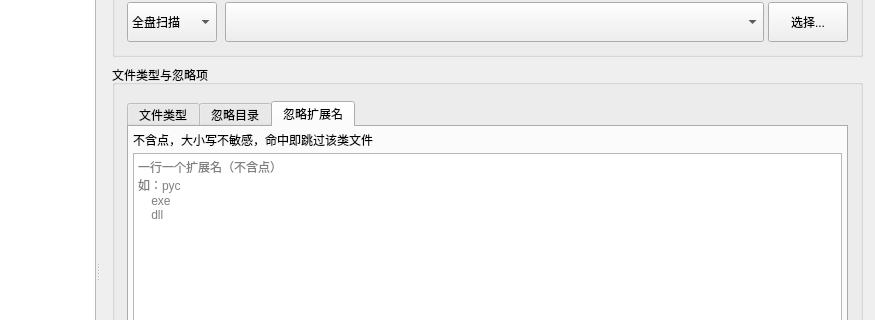
Before: the Qt Designer form src/fuscan/gui/main_window.ui in gookeryoung/uniscan, drawn with Qt 5; both pictures show x 184 to 1059 and y 103 to 423 of the 1059 by 690 pixel window.
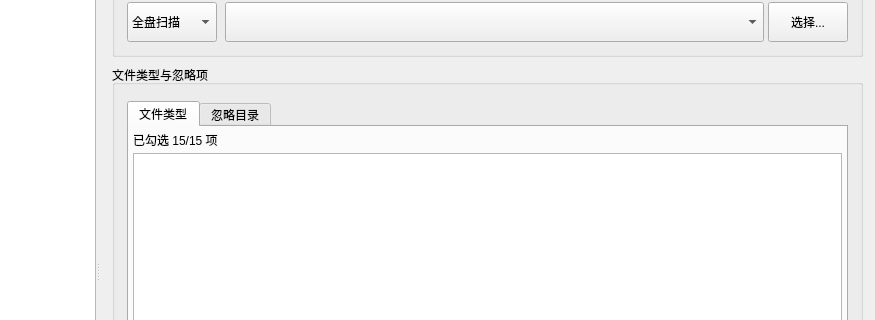
After: the same form once the commit is applied. The open tabs and pages were chosen to show the change. Icons and pictures are not drawn. Custom widgets are drawn as their Qt base class.

Commit message:
refactor: 移除 ignore_extensions 黑名单，统一为 scan_extensions 白名单制
压缩包扩展名与其他扩展名统一进入白名单，移除 archive 特例与忽略扩展名 UI TAB，压缩包内部条目同样按白名单过滤 (refs req-24)

The edit to the form file:
```diff
--- a/src/fuscan/gui/main_window.ui
+++ b/src/fuscan/gui/main_window.ui
@@ -511,51 +511,6 @@
                     </item>
                    </layout>
                   </widget>
-                  <widget class="QWidget" name="ignore_extensions_tab">
-                   <attribute name="title">
-                    <string>忽略扩展名</string>
-                   </attribute>
-                   <layout class="QVBoxLayout" name="ignore_extensions_tab_layout">
-                    <property name="spacing">
-                     <number>4</number>
-                    </property>
-                    <property name="leftMargin">
-                     <number>4</number>
-                    </property>
-                    <property name="topMargin">
-                     <number>4</number>
-                    </property>
-                    <property name="rightMargin">
-                     <number>4</number>
-                    </property>
-                    <property name="bottomMargin">
-                     <number>4</number>
-                    </property>
-                    <item>
-                     <widget class="QLabel" name="ignore_extensions_hint_label">
-                      <property name="text">
-                       <string>不含点，大小写不敏感，命中即跳过该类文件</string>
-                      </property>
-                      <property name="wordWrap">
-                       <bool>true</bool>
-                      </property>
-                     </widget>
-                    </item>
-                    <item>
-                     <widget class="QPlainTextEdit" name="ignore_extensions_edit">
-                      <property name="toolTip">
-                       <string>一行一个扩展名（不含点）</string>
-                      </property>
-                      <property name="placeholderText">
-                       <string>一行一个扩展名（不含点）
-如：pyc
-    exe
-    dll</string>
-                      </property>
-                     </widget>
-                    </item>
-                   </layout>
-                  </widget>
                  </widget>
                 </item>
                </layout>
```
The commit also changes 21 other files.
